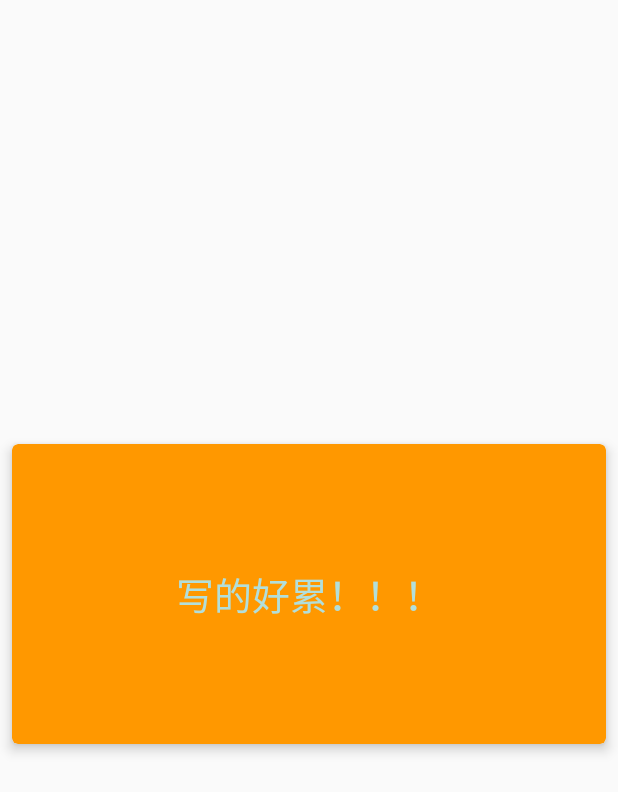
After one commit to shuiqingliu/iYueLBS, an Android app: the layout card_view.xml on its own in the app's theme, with its tools: preview values and no code run, on a phone screen of 412 x 824 dp. The commit adds this screen. Shown: the top 792 px of the screen. Run offline under Robolectric (Android 15) with nearby library versions, the phone set to English and light mode, and no system bars.

Commit message:
“我的”用户界面初步样式完成

```diff
--- a/app/build.gradle
+++ b/app/build.gradle
@@ -31,9 +31,13 @@ dependencies {
     compile fileTree(dir: 'libs', include: ['*.jar'])
     // android support
     compile 'com.android.support:appcompat-v7:21.0.3'
+    compile 'com.android.support:cardview-v7:21.0.+'
+    compile 'com.android.support:recyclerview-v7:21.0.+'
     compile 'de.greenrobot:eventbus:2.4.0'
     // network
     compile 'com.nostra13.universalimageloader:universal-image-loader:1.9.3'
+    //floating actionbutton
+    compile 'com.getbase:floatingactionbutton:1.8.0'
     // ui
     compile project(':androidCrop')
     compile 'com.afollestad:material-dialogs:0.6.3.1'
--- a/app/src/main/AndroidManifest.xml
+++ b/app/src/main/AndroidManifest.xml
@@ -53,6 +53,10 @@
 
         <activity android:name=".ui.settings.SettingsActivity"/>
 
+        <activity android:name=".ui.main.MyInfoDetail"
+                  android:label="@string/title_activity_my_detail">
+        </activity>
+
         <receiver
             android:name=".support.receiver.MessageReceiver"
             android:exported="false">
--- a/app/src/main/res/drawable/default_shape.xml
+++ b/app/src/main/res/drawable/default_shape.xml
@@ -1,7 +1,7 @@
 <?xml version="1.0" encoding="utf-8"?>
 <shape xmlns:android="http://schemas.android.com/apk/res/android"
        android:shape="rectangle" >
-    <solid android:color="@color/teal"/>
+    <solid android:color="@color/white"/>
 
     <corners
             android:bottomLeftRadius="24dp"
--- /dev/null
+++ b/app/src/main/res/layout/card_view.xml
@@ -0,0 +1,27 @@
+<?xml version="1.0" encoding="utf-8"?>
+<android.support.v7.widget.CardView xmlns:android="http://schemas.android.com/apk/res/android"
+                                    xmlns:card_view="http://schemas.android.com/apk/res-auto"
+                                    android:id="@+id/card_view"
+                                    android:layout_width="match_parent"
+                                    android:layout_height="200dp"
+                                    android:layout_gravity="center"
+                                    card_view:cardCornerRadius="4dp"
+                                    card_view:cardBackgroundColor="#ff9800"
+                                    card_view:cardElevation="5dp"
+                                    card_view:cardMaxElevation="10dp"
+                                    card_view:cardPreventCornerOverlap="true"
+                                    android:layout_marginBottom="16dp"
+                                    android:layout_marginLeft="8dp"
+                                    android:layout_marginRight="8dp"
+                                    android:layout_below="@+id/drawer_user_cover">
+
+    <TextView
+            android:id="@+id/info_text"
+            android:layout_width="wrap_content"
+            android:layout_height="wrap_content"
+            android:layout_gravity="center"
+            android:textSize="25sp"
+            android:textColor="@color/teal_light"
+            android:text="写的好累！！！"/>
+
+</android.support.v7.widget.CardView>
--- a/app/src/main/res/values/strings.xml
+++ b/app/src/main/res/values/strings.xml
@@ -29,6 +29,7 @@
     <string name="title_verify_code">验证码</string>
     <string name="title_quick_settings">快捷设置</string>
     <string name="title_verify_phone">验证手机号</string>
+    <string name="title_activity_my_detail">我的</string>
 
     <string name="helper_username">用于登陆爱聊的账号</string>
     <string name="helper_phone">常用手机号，用于登陆账号以及密码找回</string>
@@ -37,6 +38,7 @@
     <string name="title_drawer_index">首页</string>
     <string name="title_drawer_places">附近</string>
     <string name="title_drawer_restaurant">餐厅</string>
+    <string name="title_drawer_me">我的</string>
 
     <string name="title_activity_register">加入爱约</string>
     <string name="title_user_detail">个人资料</string>
--- a/app/src/main/res/values/styles.xml
+++ b/app/src/main/res/values/styles.xml
@@ -19,4 +19,9 @@
         <item name="android:windowNoTitle">true</item>
     </style>
 
+    <style name="menu_labels_style">
+        <item name="android:background">@drawable/fab_label_background</item>
+        <item name="android:textColor">@color/white</item>
+    </style>
+
 </resources>
```
Also changed, not shown: app/src/main/java/com/iyuelbs/ui/main/DrawerFragment.java (+8 -6 lines), app/src/main/java/com/iyuelbs/ui/main/MyInfoDetail.java (added, +133 -0 lines), app/src/main/res/drawable/fab_label_background.xml (added, +11 -0 lines), app/src/main/res/layout/my_ditail.xml (added, +78 -0 lines), app/src/main/res/values/colors.xml (+8 -0 lines), app/src/main/res/drawable-hdpi/ic_fab_star.png (added), app/src/main/res/drawable-xhdpi/ic_fab_star.png (added), app/src/main/res/drawable-xxhdpi/ic_fab_star.png (added), 1 other file.
